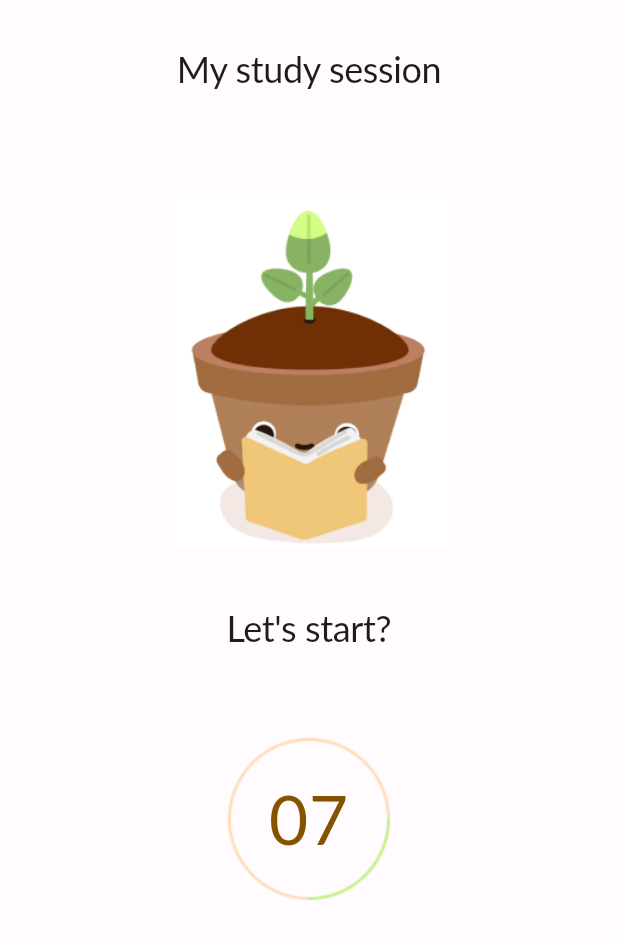
After one commit to FedirSychov/Buddy-AR-App, a Flutter app: the SessionCountdownView screen opened directly, on a phone screen of 412 x 824 dp. The commit adds this screen. Shown: the top 939 px of the screen. Run offline on Flutter 3.47's test engine with Material 2 defaults, Android fonts, the phone set to English and light mode, and no system bars; our stand-ins replace carousel_slider, dots_indicator, flutter_local_notifications, flutter_native_timezone, rxdart, shared_preferences and 2 more; missing offline and left inert: ar_flutter_plugin; accounts and stored records are empty; Roboto replaces fonts that are missing (Lato).

Commit message:
add sessionCountdownView

```diff
--- a/lib/views/homeView.dart
+++ b/lib/views/homeView.dart
@@ -1,5 +1,6 @@
 import 'package:flutter/material.dart';
 import 'package:my_app/views/plantPageARView.dart';
+import 'package:my_app/views/sessionCountdownView.dart';
 import 'package:my_app/views/setupSessionView.dart';
 import 'package:my_app/views/ongoingSessionView.dart';
 
@@ -36,7 +37,7 @@ class HomeView extends StatelessWidget {
         Navigator.push(
             context,
             MaterialPageRoute(
-                builder: ((context) => OngoingSessionView(isFirstHalf: true))));
+                builder: ((context) => const SessionCountdownView())));
       }),
       const Spacer(),
       const Spacer(),
--- /dev/null
+++ b/lib/views/sessionCountdownView.dart
@@ -0,0 +1,122 @@
+import 'package:flutter/material.dart';
+import 'dart:async';
+import 'ongoingSessionView.dart';
+
+class SessionCountdownView extends StatelessWidget {
+  const SessionCountdownView({super.key});
+
+  @override
+  Widget build(BuildContext context) {
+    return Scaffold(
+        backgroundColor: Theme.of(context).colorScheme.background,
+        body: Column(
+          children: [
+            Container(
+                margin: const EdgeInsets.only(top: 32.0),
+                child: const Header()),
+            Container(
+                margin: const EdgeInsets.only(top: 73.0),
+                child: const KeyVisual()),
+            Container(
+                margin: const EdgeInsets.only(top: 40.0),
+                child: Text('Let\'s start?',
+                    style: Theme.of(context).textTheme.displayLarge)),
+            Container(
+              margin: const EdgeInsets.only(top: 60.0),
+              child: const Countdown(),
+            )
+          ],
+        ));
+  }
+}
+
+class Header extends StatelessWidget {
+  const Header({super.key});
+
+  @override
+  Widget build(BuildContext context) {
+    return Row(children: [
+      Expanded(
+          child: Text("My study session",
+              style: Theme.of(context)
+                  .textTheme
+                  .displayLarge
+                  ?.copyWith(color: Theme.of(context).colorScheme.onBackground),
+              textAlign: TextAlign.center)),
+    ]);
+  }
+}
+
+class KeyVisual extends StatelessWidget {
+  const KeyVisual({super.key});
+
+  @override
+  Widget build(BuildContext context) {
+    return Image.asset("assets/images/learning.jpg", height: 233, width: 290);
+  }
+}
+
+class Countdown extends StatefulWidget {
+  const Countdown({super.key});
+
+  @override
+  State<Countdown> createState() => _CountdownState();
+}
+
+class _CountdownState extends State<Countdown> {
+  bool onGoing = false;
+  int seconds = 8;
+  late Timer timer;
+  late DateTime until;
+  late Duration timeLeft;
+
+  @override
+  void initState() {
+    super.initState();
+    until = DateTime.now().add(Duration(seconds: seconds));
+    startCountdown();
+  }
+
+  void countDown() {
+    timeLeft = until.difference(DateTime.now());
+
+    setState(() {
+      if (timeLeft.inSeconds > 0) {
+        seconds = timeLeft.inSeconds;
+      } else {
+        cancelCountdown();
+        Navigator.pushReplacement(
+            context,
+            MaterialPageRoute(
+                builder: (_) => OngoingSessionView(isFirstHalf: true)));
+      }
+    });
+  }
+
+  void startCountdown() {
+    timer = Timer.periodic(const Duration(seconds: 1), (timer) {
+      countDown();
+    });
+    setState(() => onGoing = true);
+  }
+
+  void cancelCountdown() {
+    onGoing = false;
+    timer.cancel();
+  }
+
+  @override
+  Widget build(BuildContext context) {
+    return Stack(alignment: Alignment.center, children: [
+      RotatedBox(
+        quarterTurns: -(seconds % 4),
+        child: Image.asset('assets/images/loadingCircle.png',
+            width: 108, height: 108),
+      ),
+      Text(seconds.toString().padLeft(2, '0'),
+          style: Theme.of(context).textTheme.bodyLarge?.copyWith(
+              color: Theme.of(context).colorScheme.primary, fontSize: 45.0),
+          textAlign: TextAlign.center),
+    ]);
+  }
+}
```
